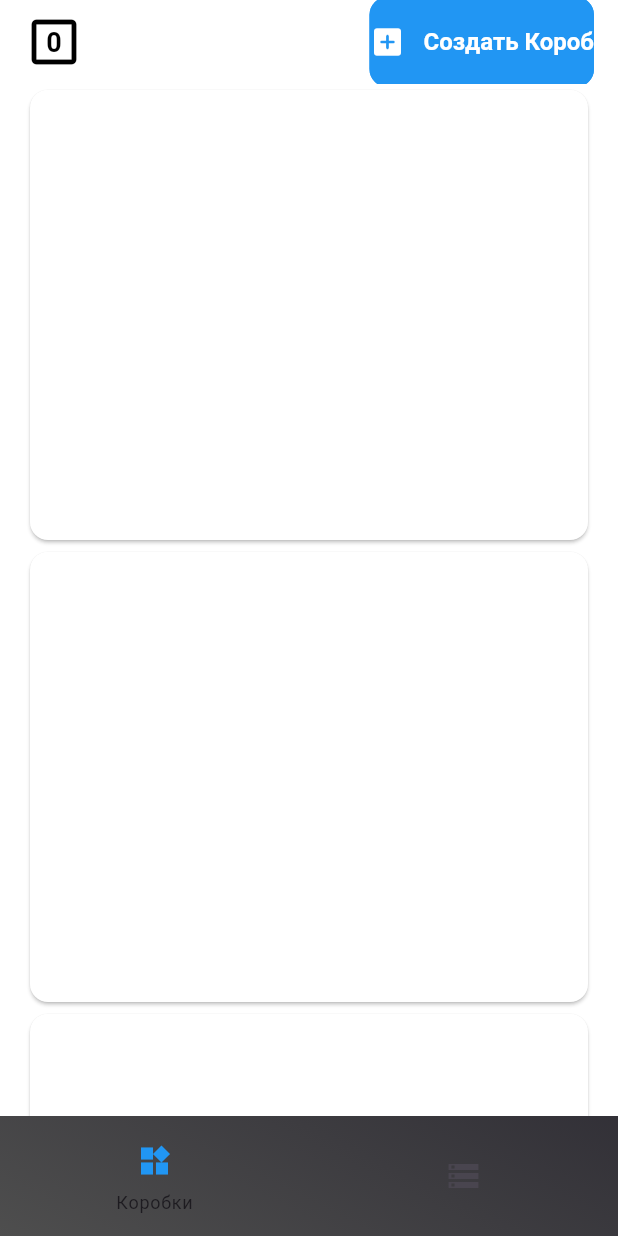
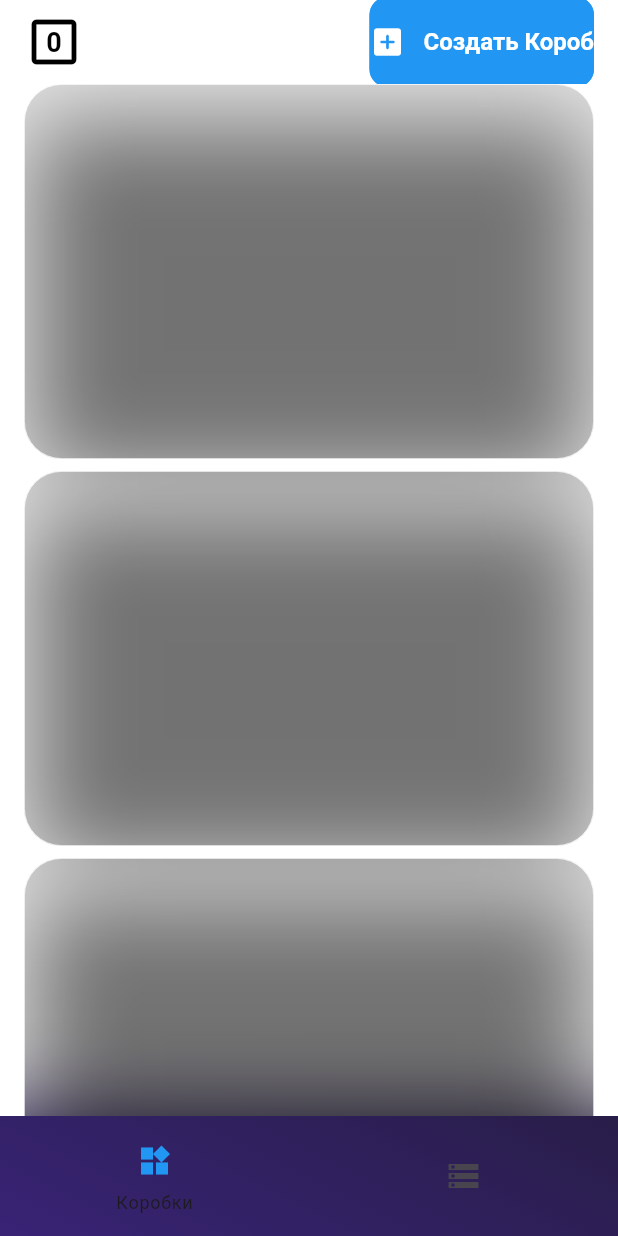
Before and after one commit to songhee24/wb_supplieses, a Flutter app: the screen it shows after launch, on a phone screen of 412 x 824 dp. Run offline on Flutter 3.47's test engine with Material 3 defaults, Android fonts, the phone set to English and light mode, and no system bars; our stand-ins replace bloc, cloud_firestore, equatable, firebase_core, flutter_bloc, go_router; accounts and stored records are empty; Roboto replaces fonts that are missing (Poppins).

Commit message:
dup scaffold style

```diff
--- a/lib/app/layout/layout_scaffold.dart
+++ b/lib/app/layout/layout_scaffold.dart
@@ -12,7 +12,7 @@ class LayoutScaffold extends StatelessWidget {
   @override
   Widget build(BuildContext context) {
     LinearGradient gradient = const LinearGradient(
-        colors: [Color(0xff4a4460), Color(0xff1c1925), Color(0xff4e4e4e)],
+        colors: [Color(0xff33265a), Color(0xff1c1925), Color(0xff382375)],
         begin: Alignment.topRight,
         end: Alignment.bottomLeft,
         tileMode: TileMode.clamp);
--- a/lib/features/supplieses/view/supplieses_page.dart
+++ b/lib/features/supplieses/view/supplieses_page.dart
@@ -8,7 +8,8 @@ class SuppliesesPage extends StatelessWidget {
   Widget build(BuildContext context) {
     return SafeArea(
       child: Scaffold(
-        appBar: SuppliesAppBar(onAddBox: () {
+        appBar: SuppliesAppBar(
+          onAddBox: () {
             showModalBottomSheet<void>(
               useRootNavigator: true,
               barrierColor: Colors.transparent,
@@ -17,33 +18,20 @@ class SuppliesesPage extends StatelessWidget {
                 return const BoxFormBottomSheet();
               },
             );
-        },),
+          },
+        ),
         body: const Padding(
           padding: EdgeInsets.symmetric(horizontal: 16),
           child: SingleChildScrollView(
             child: Column(
+              mainAxisAlignment: MainAxisAlignment.spaceBetween,
               children: [
-                Card(
-                  color: Colors.white,
-                  child: SizedBox(
-                    width: double.infinity,
-                    height: 300,
-                  ),
-                ),
-                Card(
-                  color: Colors.white,
-                  child: SizedBox(
-                    width: double.infinity,
-                    height: 300,
-                  ),
-                ),
-                Card(
-                  color: Colors.white,
-                  child: SizedBox(
-                    width: double.infinity,
-                    height: 300,
-                  ),
-                )
+                BoxCard(id: 0),
+                SizedBox(height: 8),
+                BoxCard(id: 0),
+                SizedBox(height: 8),
+                BoxCard(id: 0),
+                SizedBox(height: 8),
               ],
             ),
           ),
--- /dev/null
+++ b/lib/features/supplieses/widgets/box/box_card.dart
@@ -0,0 +1,49 @@
+import 'dart:ui';
+
+import 'package:flutter/material.dart';
+
+class BoxCard extends StatelessWidget {
+  final int id;
+
+  const BoxCard({super.key, required this.id});
+
+  @override
+  Widget build(BuildContext context) {
+    return Stack(children: [
+      ClipRRect(
+        borderRadius: const BorderRadius.all(Radius.circular(25)),
+        child: BackdropFilter(
+          filter: ImageFilter.blur(sigmaX: 30, sigmaY: 30),
+          child: Container(
+            decoration: BoxDecoration(
+              boxShadow: [
+                BoxShadow(
+                  color: Colors.black.withOpacity(0.5),
+                  offset: const Offset(0, 20),
+                  blurRadius: 50,
+                  spreadRadius: -5,
+                ),
+              ],
+            ),
+            child: Container(
+              width: double.infinity,
+              height: 250,
+              decoration: BoxDecoration(
+                  border: Border.all(color: Colors.white, width: 0.5),
+                  gradient: LinearGradient(
+                    begin: Alignment.centerLeft,
+                    end: Alignment.topRight,
+                    colors: [
+                      Colors.black,
+                      Colors.black,
+                    ],
+                  ),
+                  color: Colors.grey[350]!.withOpacity(0.1),
+                  borderRadius: const BorderRadius.all(Radius.circular(25))),
+            ),
+          ),
+        ),
+      )
+    ]);
+  }
+}
--- a/lib/features/supplieses/widgets/supplies/supplies_card.dart
+++ /dev/null
@@ -1,31 +0,0 @@
-import 'dart:ui';
-
-import 'package:flutter/material.dart';
-
-class SuppliesCard extends StatelessWidget {
-  final int id;
-
-  const SuppliesCard({super.key, required this.id});
-
-  @override
-  Widget build(BuildContext context) {
-    return Stack(children: [
-      Center(
-        child: ClipRRect(
-          borderRadius: const BorderRadius.all(Radius.circular(25)),
-          child: BackdropFilter(
-            filter: ImageFilter.blur(sigmaX: 30, sigmaY: 30),
-            child: Container(
-              width: double.infinity,
-              height: 250,
-              decoration: BoxDecoration(
-                  color: Colors.grey.withOpacity(0.2),
-                  borderRadius:
-                  const BorderRadius.all(Radius.circular(25))),
-            ),
-          ),
-        ),
-      )
-    ]);
-  }
-}
--- a/lib/features/supplieses/widgets/widgets.dart
+++ b/lib/features/supplieses/widgets/widgets.dart
@@ -1,4 +1,4 @@
-export 'supplies/supplies_card.dart';
+export 'box/box_card.dart';
 export 'supplies/supplies_app_bar.dart';
 
 export 'box/box_form_bottom_sheet.dart';
```
Lines whose indentation alone changed are shown as unchanged.
